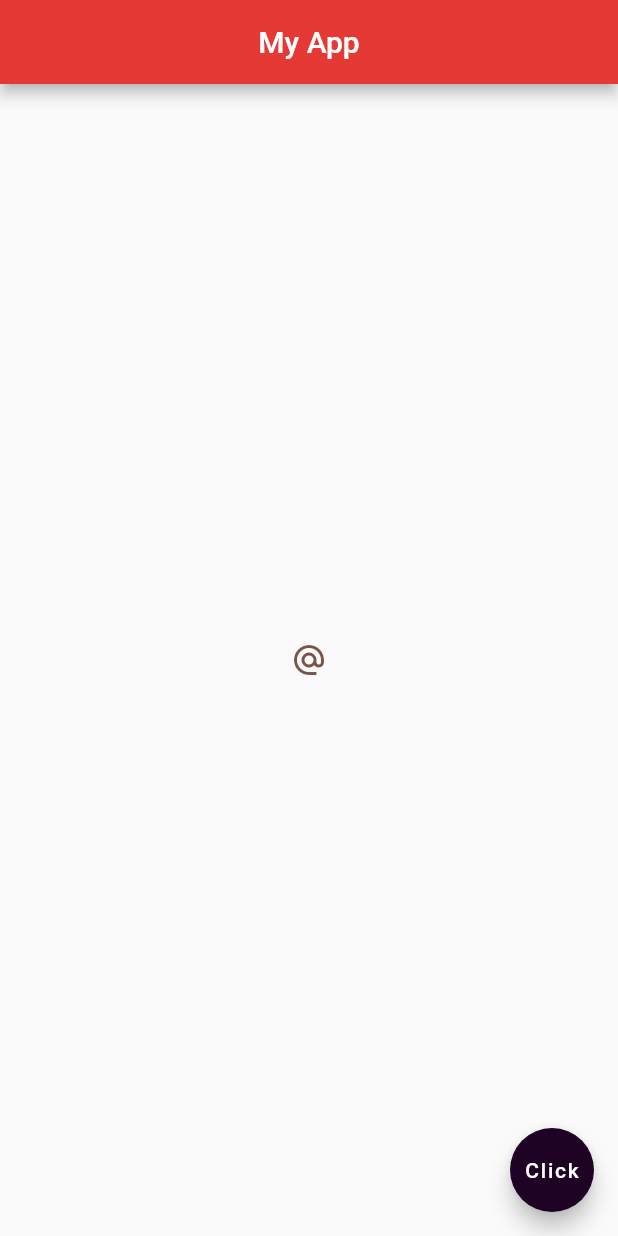
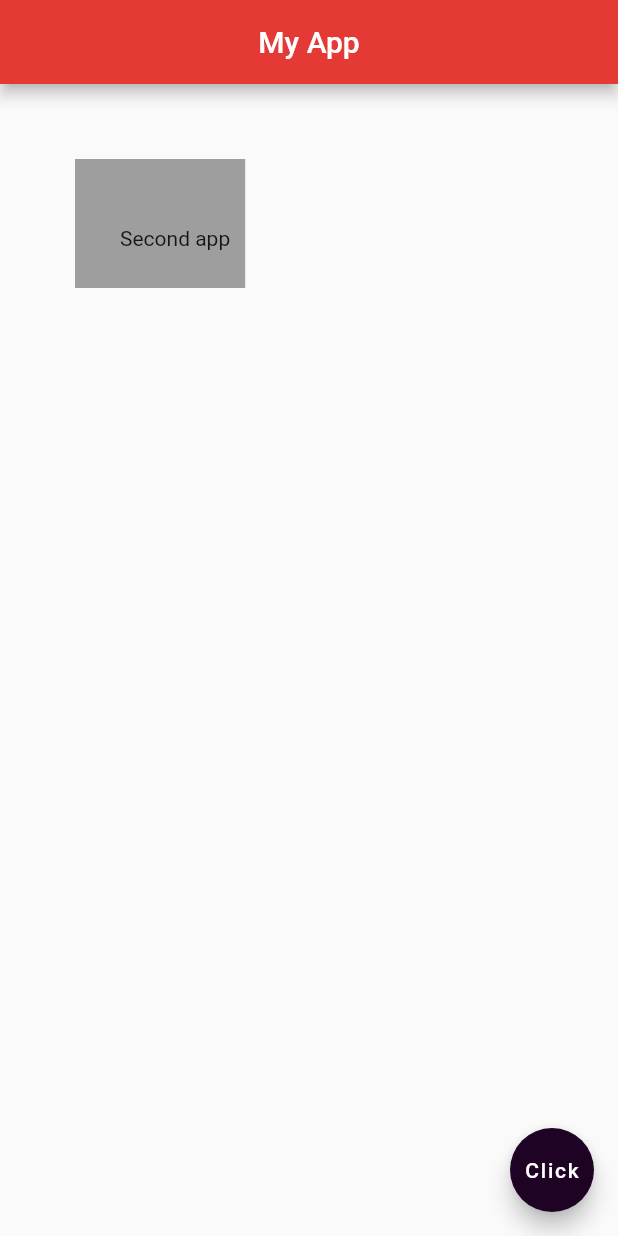
Before and after one commit to ArthurNamutilu/hello_app, a Flutter app: the screen it shows after launch, on a phone screen of 412 x 824 dp. Run offline on Flutter 3.47's test engine with Material 2 defaults, Android fonts, the phone set to English and light mode, and no system bars.

Commit message:
padding & margin

```diff
--- a/lib/main.dart
+++ b/lib/main.dart
@@ -12,14 +12,12 @@ class Home extends StatelessWidget {
         centerTitle: true,
         backgroundColor: Colors.red[600],
       ),
-      body: Center(
-          child: IconButton(
-        onPressed: () {
-          print('Button clicked');
-        },
-        icon: Icon(Icons.alternate_email),
-        color: Colors.brown,
-      )),
+      body: Container(
+        padding: EdgeInsets.fromLTRB(30.0, 45.0, 10.0, 25.0),
+        margin: EdgeInsets.all(50.0),
+        color: Colors.grey,
+        child: Text('Second app'),
+      ),
       floatingActionButton: FloatingActionButton(
         child: Text('Click'),
         backgroundColor: Color.fromARGB(255, 31, 3, 36),
```
